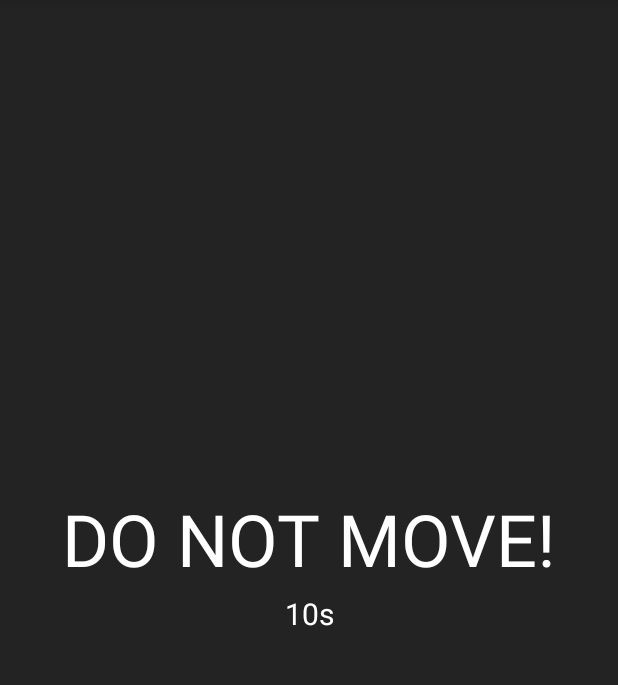
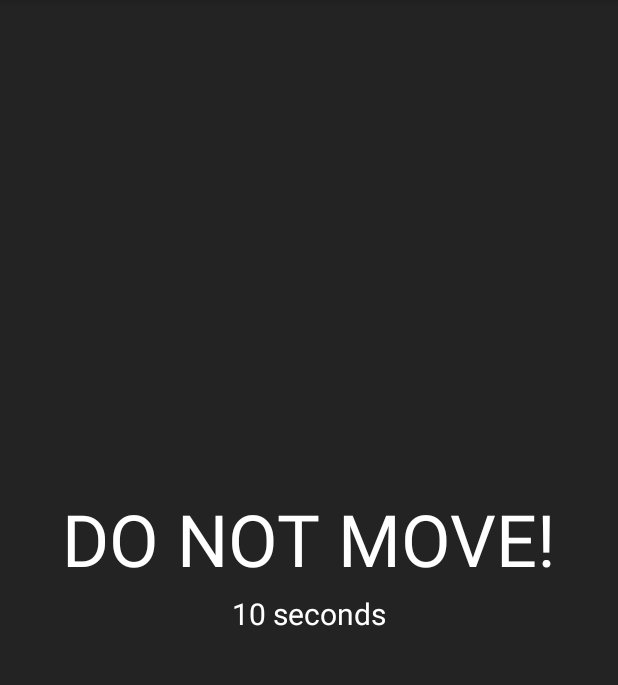
Before and after one commit to Maxi03milian/Steady-Hands, an Android app: the screen it shows after launch (GameActivity), after a tap on "START GAME", on a phone screen of 412 x 824 dp, the part 84-769 px from its top. Run offline under Robolectric (Android 15) with nearby library versions, the phone set to English and light mode, and no system bars.

Commit message:
feat: added basic countdown to "Game" View

```diff
--- a/app/src/main/java/ch/ms/steadyhands/GameActivity.java
+++ b/app/src/main/java/ch/ms/steadyhands/GameActivity.java
@@ -2,13 +2,38 @@ package ch.ms.steadyhands;
 
 import androidx.appcompat.app.AppCompatActivity;
 
+import android.content.Intent;
 import android.os.Bundle;
+import android.os.CountDownTimer;
+import android.widget.TextView;
 
 public class GameActivity extends AppCompatActivity {
+
+    private TextView timerText;
+    private CountDownTimer countDownTimer;
 
     @Override
     protected void onCreate(Bundle savedInstanceState) {
         super.onCreate(savedInstanceState);
         setContentView(R.layout.activity_game);
+        timerText = findViewById(R.id.timerText);
+
+        countDownTimer = new CountDownTimer(10000, 1000) {
+            @Override
+            public void onTick(long millisUntilFinished) {
+                // Update the countdown text view with the remaining time
+                timerText.setText(String.valueOf(millisUntilFinished / 1000 + 1) + " seconds");
+            }
+
+            @Override
+            public void onFinish() {
+                // Start the new activity when the countdown is finished
+                Intent intent = new Intent(GameActivity.this, MainActivity.class);
+                startActivity(intent);
+                finish();
+            }
+        };
+        // Start the countdown timer
+        countDownTimer.start();
     }
 }
--- a/app/src/main/java/ch/ms/steadyhands/MainActivity.java
+++ b/app/src/main/java/ch/ms/steadyhands/MainActivity.java
@@ -13,15 +13,14 @@ public class MainActivity extends AppCompatActivity {
         super.onCreate(savedInstanceState);
         setContentView(R.layout.activity_main);
 
-        //get button with id "startButton"
-        Button startButton = (Button) findViewById(R.id.startButton);
-        //set onClickListener
+        //get start Button and add listener
+        Button startButton = findViewById(R.id.startButton);
         startButton.setOnClickListener(v -> startGame());
+    }
 
 
-    }
-
     private void startGame() {
+        //Load GameActivity
         Intent intent = new Intent(this, GameActivity.class);
         startActivity(intent);
     }
```
